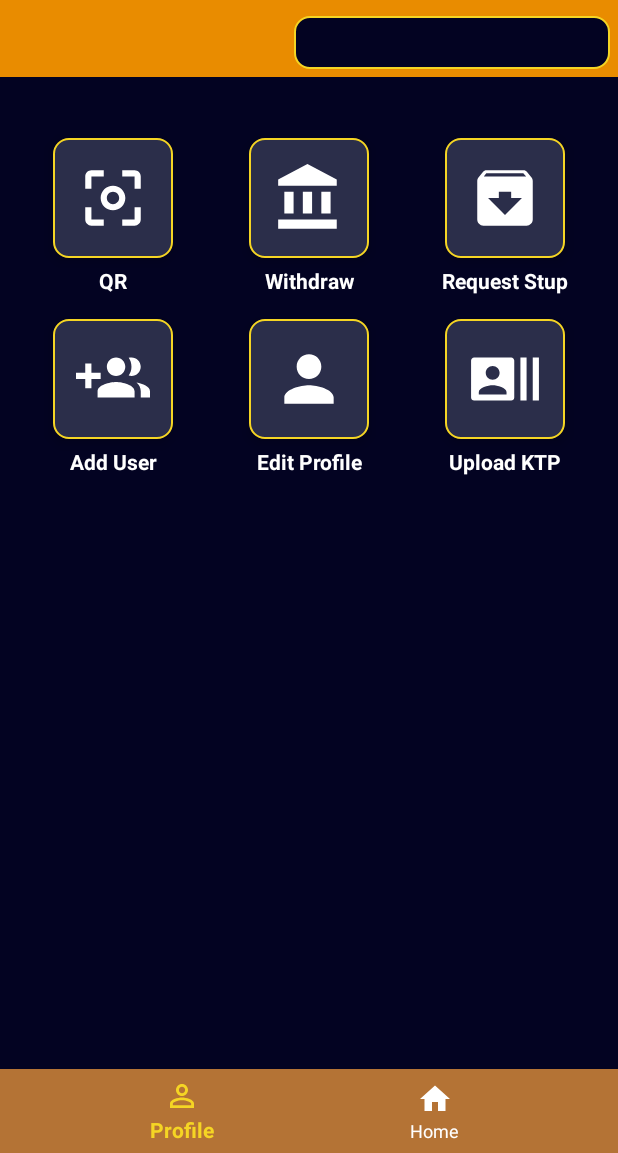
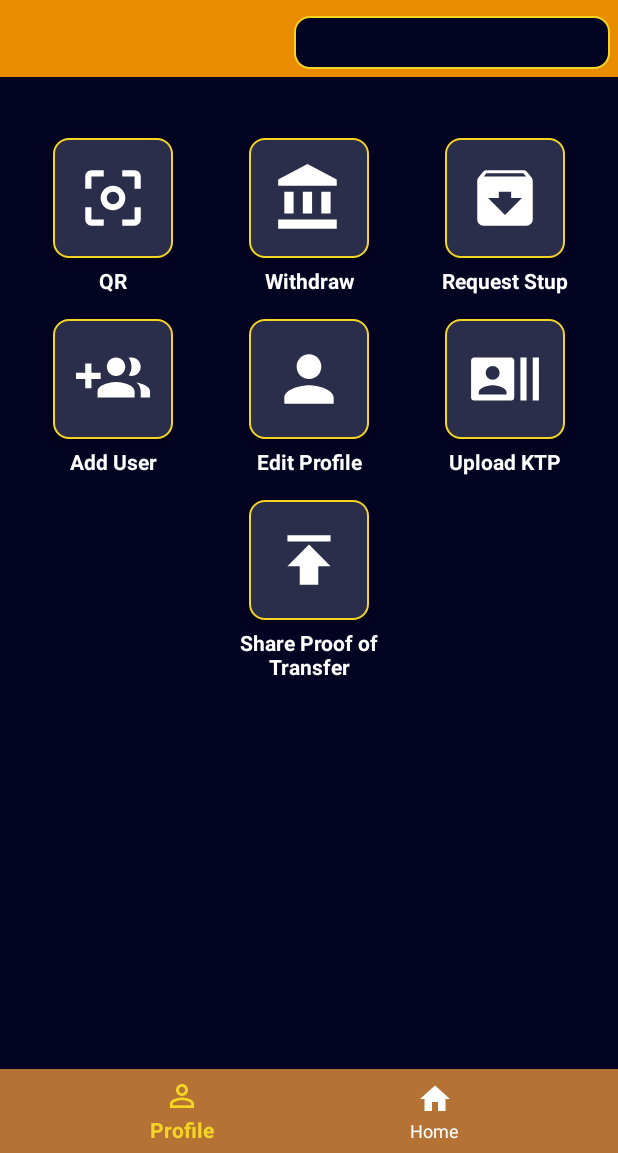
Before and after one commit to menma977/ApisCerana, an Android app: the fragment HomeFragment placed in its activity, on a phone screen of 412 x 824 dp, the part 83-1236 px from its top. Run offline under Robolectric (Android 15) with nearby library versions, the phone set to English and light mode, and no system bars; our stand-ins replace CircleImageView; 1 statement that could not run was skipped.

Commit message:
07/03/2020
fix minor bug

```diff
--- a/app/src/main/java/com/apis/cerana/controller/UserController.kt
+++ b/app/src/main/java/com/apis/cerana/controller/UserController.kt
@@ -90,8 +90,7 @@ class UserController {
           .addHeader("Authorization", "Bearer $token")
           .build()
         val response: Response = client.newCall(request).execute()
-        val input =
-          BufferedReader(InputStreamReader(response.body?.byteStream()))
+        val input = BufferedReader(InputStreamReader(response.body?.byteStream()))
 
         val inputData: String = input.readLine()
         val convertJSON = JSONObject(inputData)
--- /dev/null
+++ b/app/src/main/res/drawable/ic_publish.xml
@@ -0,0 +1,9 @@
+<vector xmlns:android="http://schemas.android.com/apk/res/android"
+        android:width="24dp"
+        android:height="24dp"
+        android:viewportWidth="24.0"
+        android:viewportHeight="24.0">
+    <path
+        android:fillColor="#FF000000"
+        android:pathData="M5,4v2h14L19,4L5,4zM5,14h4v6h6v-6h4l-7,-7 -7,7z"/>
+</vector>
--- a/app/src/main/res/layout/fragment_home.xml
+++ b/app/src/main/res/layout/fragment_home.xml
@@ -65,7 +65,7 @@
         android:padding="10dp"
         android:elevation="5dp"
         app:columnCount="3"
-        app:rowCount="2">
+        app:rowCount="3">
 
       <LinearLayout
           android:gravity="center"
@@ -275,6 +275,41 @@
 
       </LinearLayout>
 
+      <LinearLayout
+          android:gravity="center"
+          android:orientation="vertical"
+          android:layout_margin="5dp"
+          android:layout_width="wrap_content"
+          android:layout_height="wrap_content"
+          app:layout_columnWeight="1"
+          app:layout_rowWeight="1"
+          app:layout_column="1"
+          app:layout_row="2">
+
+        <ImageButton
+            android:padding="15dp"
+            android:src="@drawable/ic_publish"
+            android:layout_width="80dp"
+            android:layout_height="80dp"
+            android:layout_margin="5dp"
+            android:gravity="center"
+            android:background="@drawable/button_default"
+            android:contentDescription="@string/icon"
+            android:tint="@color/textSecondary"
+            android:scaleType="fitXY"
+            android:elevation="5dp"
+            android:id="@+id/shareButton"/>
+
+        <TextView
+            android:text="@string/upload_proof_of_transfer"
+            android:layout_width="match_parent"
+            android:layout_height="wrap_content"
+            android:textColor="@color/textSecondary"
+            android:textStyle="bold"
+            android:gravity="center"/>
+
+      </LinearLayout>
+
     </androidx.gridlayout.widget.GridLayout>
 
     <Space
--- a/app/src/main/res/values/strings.xml
+++ b/app/src/main/res/values/strings.xml
@@ -1,16 +1,12 @@
 <resources>
   <string name="app_name">Apis Cerana</string>
-
   <string name="code_425">Data Broken on send/Your session is end</string>
   <string name="code_500">Response not found/Your session is end</string>
-
   <string name="withdraw_limit">Your withdrawal is still handled by the Admin</string>
-
   <string name="logo">Logo</string>
   <string name="username">username</string>
   <string name="password">password</string>
   <string name="login">Login</string>
-
   <string name="profile">Profile</string>
   <string name="ktp">KTP</string>
   <string name="name">Name</string>
@@ -26,14 +22,12 @@
   <string name="village">Village</string>
   <string name="number_address">House Number</string>
   <string name="description_address">RT / RW. House Address Information</string>
-  <string name="alert_massage">Data yang di inputkan harus sesuai KTP</string>
-
+  <string name="alert_massage">The data entered must match the KTP</string>
   <string name="icon">Icon</string>
   <string name="balance">Balance</string>
   <string name="qr">QR</string>
   <string name="withdraw">Withdraw</string>
   <string name="request_stup">Request Stup</string>
-  <string name="add_user">Add User</string>
   <string name="owner">Owner</string>
   <string name="receipt_date">Receipt Date</string>
   <string name="date_of_retrieval">Date of Retrieval</string>
@@ -49,4 +43,7 @@
   <string name="photo_holding_ktp_id">photo holding KTP ID</string>
   <string name="after_uploading_the_image_wait_for_the_admin_to_confirm_the_data_you_sent">After uploading the image, wait for the admin to confirm the data you sent</string>
   <string name="number_ktp">Number KTP</string>
+  <string name="sher_on_what_app">Enter your username and photo of proof of transfer here</string>
+  <string name="upload_proof_of_transfer">Share Proof of Transfer</string>
+  <string name="add_user">Add User</string>
 </resources>
```
Also changed, not shown: app/src/main/java/com/apis/cerana/view/EditProfileActivity.kt (+15 -10 lines), app/src/main/java/com/apis/cerana/view/ImageActivity.kt (+16 -11 lines), app/src/main/java/com/apis/cerana/view/fragment/HomeFragment.kt (+19 -0 lines), 1 other file.
